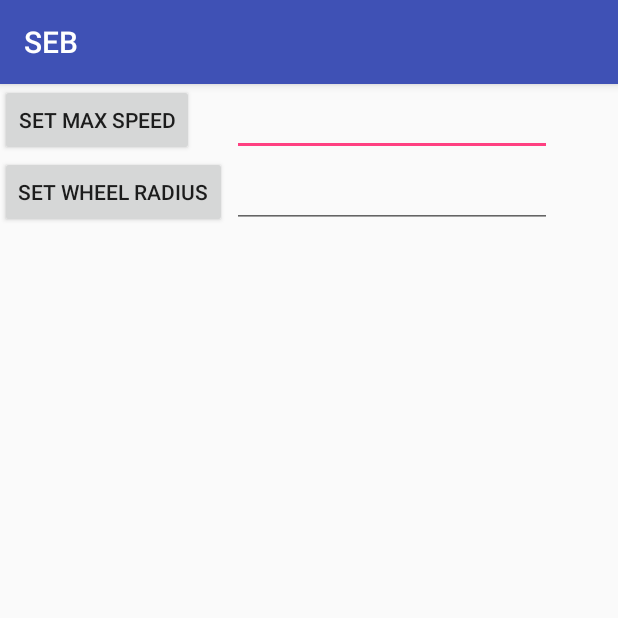
After one commit to MDMPDevelopment/SEB-SmartBike, an Android app: the SettingsActivity screen opened directly, with no data from a screen before it, on a phone screen of 412 x 824 dp, the top half of it. The commit adds this screen. Run offline under Robolectric (Android 15) with nearby library versions, the phone set to English and light mode, and no system bars; network calls fail.

Commit message:
Made a stub for request state and made a settings screen in app

```diff
--- a/Android/SEBapp/app/src/main/java/com/example/benearle/sebapp/MainActivity.java
+++ b/Android/SEBapp/app/src/main/java/com/example/benearle/sebapp/MainActivity.java
@@ -35,6 +35,12 @@ public class MainActivity extends AppCompatActivity {
         startActivity(intent);
     }
 
+
+    public void settings(View view) {
+        Intent intent = new Intent(this, SettingsActivity.class);
+        startActivity(intent);
+    }
+
     public void startRide(View view) {
         Toast.makeText(this, "Starting a new ride...", Toast.LENGTH_SHORT).show();
         byte[] data = {'n', 'e', 'w', 'R', 'i', 'd', 'e', ':', '1'};
--- /dev/null
+++ b/Android/SEBapp/app/src/main/java/com/example/benearle/sebapp/SettingsActivity.java
@@ -0,0 +1,56 @@
+package com.example.benearle.sebapp;
+
+import android.support.v7.app.AppCompatActivity;
+import android.os.Bundle;
+import android.view.*;
+import android.widget.TextView;
+
+import java.net.DatagramPacket;
+import java.net.DatagramSocket;
+import java.net.InetAddress;
+
+public class SettingsActivity extends AppCompatActivity {
+    private final String serverIP = "192.168.145.130";
+    private final int port =  13375;
+    private TextView maxSpeed;
+    private TextView radius;
+    private DatagramSocket socket;
+    private InetAddress host;
+
+    @Override
+    protected void onCreate(Bundle savedInstanceState) {
+        super.onCreate(savedInstanceState);
+        setContentView(R.layout.activity_settings);
+        maxSpeed = (TextView) findViewById(R.id.maxSpeed);
+        radius = (TextView) findViewById(R.id.radius);
+    }
+
+    public void sendMaxSpeed(View view){
+        send(("setMaxSpeed:" + maxSpeed.getText().toString()).getBytes());
+    }
+
+    public void sendRadius (View view){
+        send(("setRadius:" + radius.getText().toString()).getBytes());
+    }
+
+    //Network Initialization
+    private void netInit(){
+        try {
+            socket = new DatagramSocket();
+            host = InetAddress.getByName(serverIP);
+        } catch (Exception e) {
+            System.out.println("Error in netInit().");
+            System.out.println(e.getStackTrace());
+        }
+    }
+
+    private void send(byte[] data){
+        try {
+            socket.send(new DatagramPacket(data, data.length, host, port));
+        } catch (Exception e ){
+            System.out.println("Error in send().");
+            System.out.println(e.getStackTrace());
+        }
+    }
+
+}
--- /dev/null
+++ b/Android/SEBapp/app/src/main/res/layout/activity_settings.xml
@@ -0,0 +1,52 @@
+<?xml version="1.0" encoding="utf-8"?>
+<android.support.constraint.ConstraintLayout xmlns:android="http://schemas.android.com/apk/res/android"
+    xmlns:app="http://schemas.android.com/apk/res-auto"
+    xmlns:tools="http://schemas.android.com/tools"
+    android:layout_width="match_parent"
+    android:layout_height="match_parent"
+    tools:context="com.example.benearle.sebapp.SettingsActivity">
+
+    <RelativeLayout
+        android:layout_width="368dp"
+        android:layout_height="495dp"
+        tools:layout_editor_absoluteX="7dp"
+        tools:layout_editor_absoluteY="4dp">
+
+        <Button
+            android:id="@+id/button8"
+            android:layout_width="wrap_content"
+            android:layout_height="wrap_content"
+            android:layout_alignParentStart="true"
+            android:layout_alignParentTop="true"
+            android:onClick="sendMaxSpeed"
+            android:text="Set Max Speed" />
+
+        <EditText
+            android:id="@+id/maxSpeed"
+            android:layout_width="wrap_content"
+            android:layout_height="wrap_content"
+            android:ems="10"
+            android:inputType="number"
+            android:layout_above="@+id/button9"
+            android:layout_alignParentEnd="true" />
+
+        <Button
+            android:id="@+id/button9"
+            android:layout_width="wrap_content"
+            android:layout_height="wrap_content"
+            android:layout_alignParentStart="true"
+            android:layout_below="@+id/button8"
+            android:onClick="sendRadius"
+            android:text="set wheel radius" />
+
+        <EditText
+            android:id="@+id/radius"
+            android:layout_width="wrap_content"
+            android:layout_height="wrap_content"
+            android:layout_alignBottom="@+id/button9"
+            android:layout_alignParentEnd="true"
+            android:ems="10"
+            android:inputType="number" />
+    </RelativeLayout>
+
+</android.support.constraint.ConstraintLayout>
```
Also changed, not shown: Android/SEBapp/app/src/main/AndroidManifest.xml (+7 -7 lines), Android/SEBapp/app/src/main/java/com/example/benearle/sebapp/RequestStateStub.java (added, +21 -0 lines), Android/SEBapp/app/src/main/java/com/example/benearle/sebapp/StateActivity.java (+9 -6 lines), Android/SEBapp/app/src/main/res/layout/activity_main.xml (+5 -13 lines), Android/SEBapp/app/src/main/java/com/example/benearle/sebapp/RequestState.java (indentation only), 2 other files.
